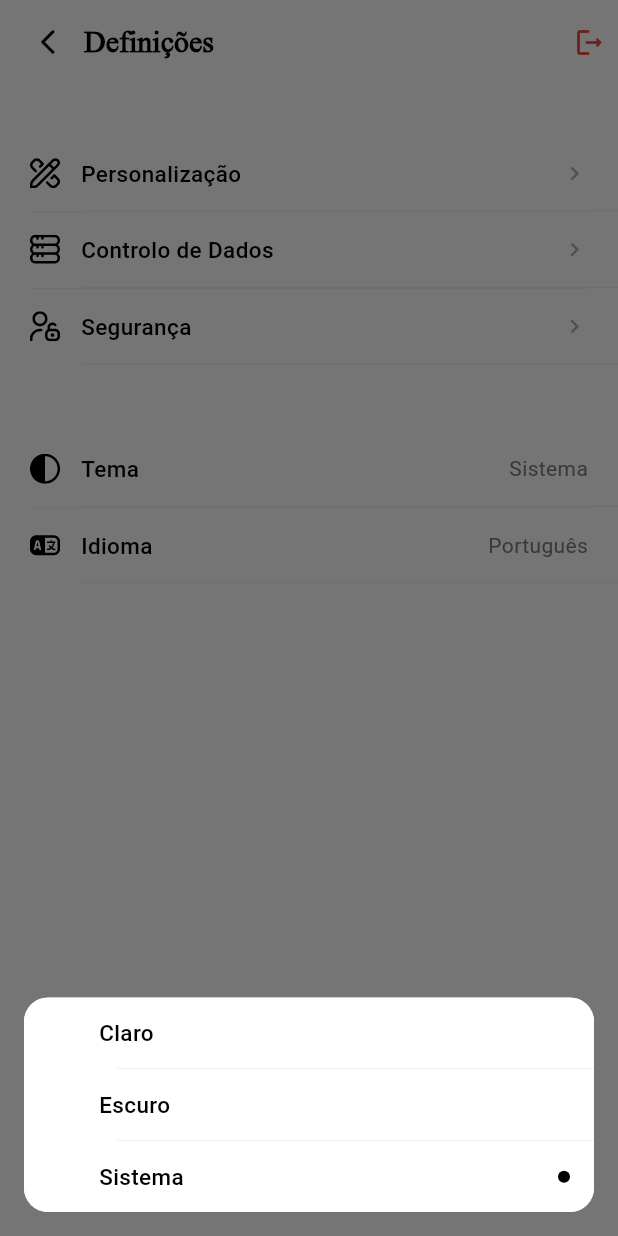
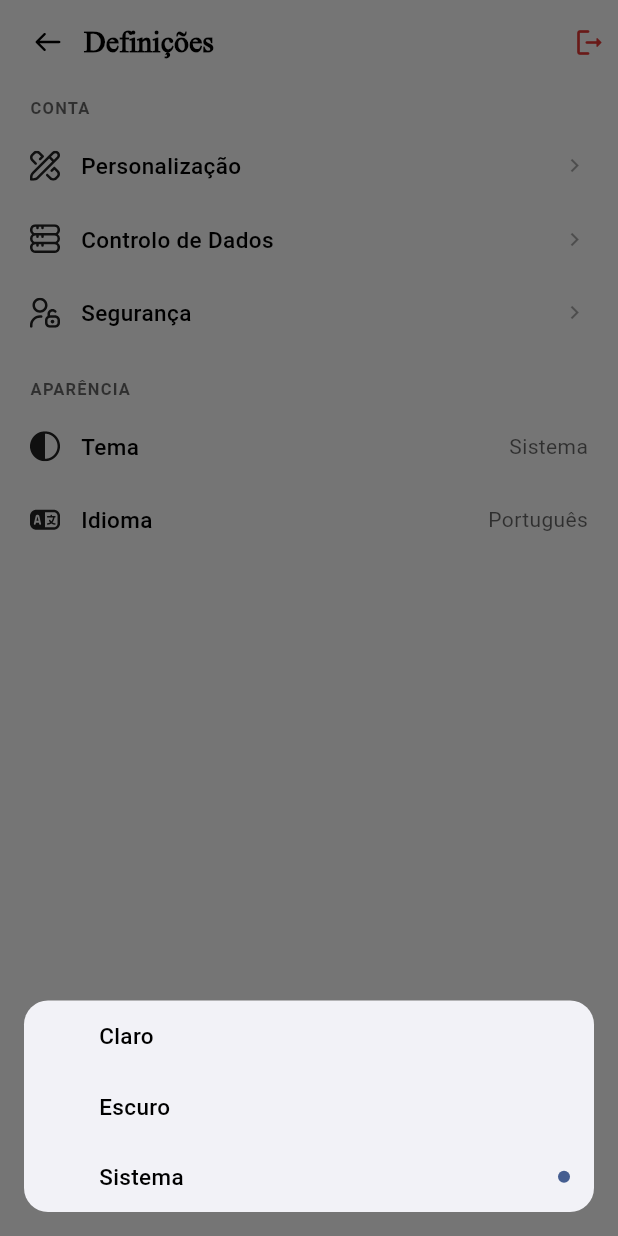
Before and after one commit to Alfredoooh/nexa_web, a Flutter app: the SettingsPage screen opened directly, after a tap on "Tema", on a phone screen of 412 x 824 dp. Run offline on Flutter 3.47's test engine with Material 3 defaults, Android fonts, the phone set to English and light mode, and no system bars; our stand-ins replace fl_chart, flutter_svg, lottie, shared_preferences, table_calendar; accounts and stored records are empty.

Commit message:
update settings_page.dart

```diff
--- a/lib/pages/settings_page.dart
+++ b/lib/pages/settings_page.dart
@@ -13,11 +13,20 @@ class SettingsPage extends StatelessWidget {
   Widget build(BuildContext context) {
     final auth = context.watch<AuthState>();
     final themeState = context.watch<ThemeState>();
+    final theme = Theme.of(context);
+
+    final bg = theme.scaffoldBackgroundColor;
+    final surface = theme.colorScheme.surface;
+    final textPrimary = theme.colorScheme.onSurface;
+    final textSecondary = theme.hintColor;
+    final iconColor = theme.iconTheme.color ?? textPrimary;
+    final dividerColor = theme.dividerColor;
+    final dangerColor = Colors.red.shade600;
 
     return Scaffold(
-      backgroundColor: Colors.white,
+      backgroundColor: bg,
       appBar: AppBar(
-        backgroundColor: Colors.white,
+        backgroundColor: bg,
         elevation: 0,
         scrolledUnderElevation: 0,
         surfaceTintColor: Colors.transparent,
@@ -28,21 +37,22 @@ class SettingsPage extends StatelessWidget {
           padding: const EdgeInsets.only(left: 8),
           child: PulseTap(
             onTap: () => Navigator.pop(context),
-            child: const Center(
-              child: Icon(
-                Icons.arrow_back_ios_new_rounded,
-                size: 20,
-                color: Colors.black,
+            child: Center(
+              child: SvgPicture.asset(
+                'assets/icons/svg/back_arrow.svg',
+                width: 18,
+                height: 18,
+                colorFilter: ColorFilter.mode(textPrimary, BlendMode.srcIn),
               ),
             ),
           ),
         ),
-        title: const Text(
+        title: Text(
           'Definições',
           style: TextStyle(
             fontFamily: 'TimesNewRoman',
             fontWeight: FontWeight.bold,
-            color: Colors.black,
+            color: textPrimary,
           ),
         ),
         actions: [
@@ -50,11 +60,11 @@ class SettingsPage extends StatelessWidget {
             padding: const EdgeInsets.only(right: 8),
             child: PulseTap(
               onTap: () => _logout(context, auth),
-              child: const Center(
+              child: Center(
                 child: Icon(
                   Icons.logout_rounded,
                   size: 22,
-                  color: Colors.red,
+                  color: dangerColor,
                 ),
               ),
             ),
@@ -64,58 +74,62 @@ class SettingsPage extends StatelessWidget {
       body: ListView(
         padding: const EdgeInsets.only(top: 8, bottom: 24),
         children: [
-          _sectionTitle('Conta'),
+          _sectionTitle('Conta', textSecondary),
           _tile(
             context: context,
             label: 'Personalização',
             icon: 'assets/icons/svg/customise.svg',
-            trailing: null,
+            iconColor: iconColor,
+            textColor: textPrimary,
             onTap: () {},
           ),
-          _divider(),
           _tile(
             context: context,
             label: 'Controlo de Dados',
             icon: 'assets/icons/svg/database.svg',
-            trailing: null,
+            iconColor: iconColor,
+            textColor: textPrimary,
             onTap: () {},
           ),
-          _divider(),
           _tile(
             context: context,
             label: 'Segurança',
             icon: 'assets/icons/svg/security.svg',
-            trailing: null,
+            iconColor: iconColor,
+            textColor: textPrimary,
             onTap: () {},
           ),
           const SizedBox(height: 18),
-          _sectionTitle('Aparência'),
+          _sectionTitle('Aparência', textSecondary),
           _tile(
             context: context,
             label: 'Tema',
             icon: 'assets/icons/svg/appearance.svg',
+            iconColor: iconColor,
+            textColor: textPrimary,
             trailing: Text(
               themeState.mode == ThemeMode.dark
                   ? 'Escuro'
                   : themeState.mode == ThemeMode.light
                       ? 'Claro'
                       : 'Sistema',
-              style: const TextStyle(
-                color: Color(0xFF7A7A7A),
+              style: TextStyle(
+                color: textSecondary,
                 fontSize: 14,
               ),
             ),
-            onTap: () => _showThemeSheet(context, themeState),
+            onTap: () => _showThemeSheet(context, themeState, surface),
           ),
-          _divider(),
           _tile(
             context: context,
             label: 'Idioma',
             icon: 'assets/icons/svg/language.svg',
-            trailing: const Text(
+            iconColor: iconColor,
+            textColor: textPrimary,
+            trailing: Text(
               'Português',
               style: TextStyle(
-                color: Color(0xFF7A7A7A),
+                color: textSecondary,
                 fontSize: 14,
               ),
             ),
@@ -126,37 +140,18 @@ class SettingsPage extends StatelessWidget {
     );
   }
 
-  Widget _sectionTitle(String title) {
-    return const Padding(
-      padding: EdgeInsets.fromLTRB(20, 0, 20, 6),
-      child: Text(
-        '',
-      ),
-    );
-  }
-
-  Widget _buildSectionTitle(String title) {
+  Widget _sectionTitle(String title, Color color) {
     return Padding(
       padding: const EdgeInsets.fromLTRB(20, 0, 20, 6),
       child: Text(
         title.toUpperCase(),
-        style: const TextStyle(
+        style: TextStyle(
           fontSize: 11,
           letterSpacing: 0.8,
-          color: Color(0xFF9A9A9A),
+          color: color,
           fontWeight: FontWeight.w600,
         ),
       ),
-    );
-  }
-
-  Widget _divider() {
-    return const Divider(
-      height: 1,
-      thickness: 0.6,
-      indent: 20,
-      endIndent: 20,
-      color: Color(0xFFEDEDED),
     );
   }
 
@@ -164,15 +159,15 @@ class SettingsPage extends StatelessWidget {
     required BuildContext context,
     required String label,
     required String icon,
+    required Color iconColor,
+    required Color textColor,
     required VoidCallback onTap,
     Widget? trailing,
   }) {
-    return Column(
-      children: [
-        PulseTap(
+    return PulseTap(
       onTap: onTap,
       child: Container(
-            color: Colors.white,
+        color: Colors.transparent,
         padding: const EdgeInsets.symmetric(horizontal: 20, vertical: 14),
         child: Row(
           children: [
@@ -180,14 +175,14 @@ class SettingsPage extends StatelessWidget {
               icon,
               width: 20,
               height: 20,
-                  colorFilter: const ColorFilter.mode(Colors.black, BlendMode.srcIn),
+              colorFilter: ColorFilter.mode(iconColor, BlendMode.srcIn),
             ),
             const SizedBox(width: 14),
             Expanded(
               child: Text(
                 label,
-                    style: const TextStyle(
-                      color: Colors.black,
+                style: TextStyle(
+                  color: textColor,
                   fontSize: 15,
                   fontWeight: FontWeight.w500,
                 ),
@@ -196,28 +191,18 @@ class SettingsPage extends StatelessWidget {
             if (trailing != null)
               trailing
             else
-                  const Icon(
+              Icon(
                 Icons.chevron_right,
                 size: 18,
-                    color: Color(0xFFB0B0B0),
+                color: textColor.withOpacity(0.35),
               ),
           ],
         ),
       ),
-        ),
-        const Padding(
-          padding: EdgeInsets.only(left: 54),
-          child: Divider(
-            height: 1,
-            thickness: 0.6,
-            color: Color(0xFFEDEDED),
-          ),
-        ),
-      ],
     );
   }
 
-  void _showThemeSheet(BuildContext context, ThemeState themeState) {
+  void _showThemeSheet(BuildContext context, ThemeState themeState, Color surface) {
     showModalBottomSheet<void>(
       context: context,
       backgroundColor: Colors.transparent,
@@ -229,7 +214,7 @@ class SettingsPage extends StatelessWidget {
             top: false,
             child: Container(
               decoration: BoxDecoration(
-                color: Colors.white,
+                color: surface,
                 borderRadius: BorderRadius.circular(16),
               ),
               clipBehavior: Clip.antiAlias,
@@ -237,6 +222,7 @@ class SettingsPage extends StatelessWidget {
                 mainAxisSize: MainAxisSize.min,
                 children: [
                   _modalOption(
+                    context: sheetContext,
                     label: 'Claro',
                     active: themeState.mode == ThemeMode.light,
                     onTap: () {
@@ -244,8 +230,8 @@ class SettingsPage extends StatelessWidget {
                       Navigator.pop(sheetContext);
                     },
                   ),
-                  _modalDivider(),
                   _modalOption(
+                    context: sheetContext,
                     label: 'Escuro',
                     active: themeState.mode == ThemeMode.dark,
                     onTap: () {
@@ -253,8 +239,8 @@ class SettingsPage extends StatelessWidget {
                       Navigator.pop(sheetContext);
                     },
                   ),
-                  _modalDivider(),
                   _modalOption(
+                    context: sheetContext,
                     label: 'Sistema',
                     active: themeState.mode == ThemeMode.system,
                     onTap: () {
@@ -271,24 +257,20 @@ class SettingsPage extends StatelessWidget {
     );
   }
 
-  Widget _modalDivider() {
-    return const Divider(
-      height: 1,
-      thickness: 0.6,
-      indent: 62,
-      color: Color(0xFFEDEDED),
-    );
-  }
-
   Widget _modalOption({
+    required BuildContext context,
     required String label,
     required bool active,
     required VoidCallback onTap,
   }) {
+    final theme = Theme.of(context);
+    final textColor = theme.colorScheme.onSurface;
+    final accent = theme.colorScheme.primary;
+
     return PulseTap(
       onTap: onTap,
       child: Container(
-        color: Colors.white,
+        color: Colors.transparent,
         padding: const EdgeInsets.symmetric(horizontal: 16, vertical: 13),
         child: Row(
           children: [
@@ -297,9 +279,9 @@ class SettingsPage extends StatelessWidget {
             Expanded(
               child: Text(
                 label,
-                style: const TextStyle(
+                style: TextStyle(
                   fontSize: 15,
-                  color: Colors.black,
+                  color: textColor,
                   fontWeight: FontWeight.w500,
                 ),
               ),
@@ -310,8 +292,8 @@ class SettingsPage extends StatelessWidget {
               child: Container(
                 width: 8,
                 height: 8,
-                decoration: const BoxDecoration(
-                  color: Colors.black,
+                decoration: BoxDecoration(
+                  color: accent,
                   shape: BoxShape.circle,
                 ),
               ),
```
Lines whose indentation alone changed are shown as unchanged.
